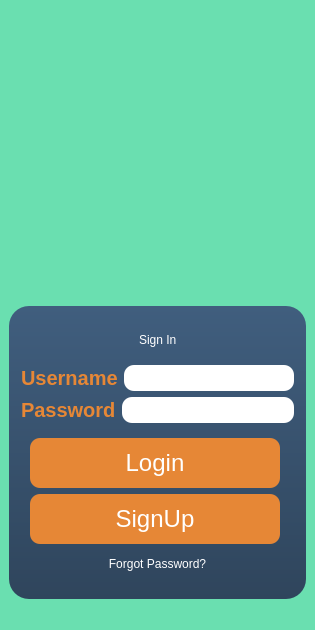
Old version of the form mainwindow.ui in the repository bikraj2/MITRA_FINAL.
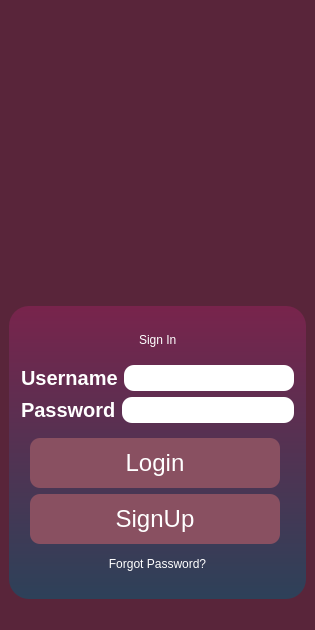
New version of the form. Icons and pictures are not drawn.

Diff of the .ui file:
```diff
--- a/mainwindow.ui
+++ b/mainwindow.ui
@@ -26,7 +26,7 @@
    <string>MainWindow</string>
   </property>
   <property name="styleSheet">
-   <string notr="true">background-color:  #6adfb0</string>
+   <string notr="true">background-color:  #59253A;</string>
   </property>
   <widget class="QWidget" name="centralwidget">
    <layout class="QVBoxLayout" name="verticalLayout">
@@ -36,8 +36,8 @@
        <bool>false</bool>
       </property>
       <property name="styleSheet">
-       <string notr="true"> font: bold 100px &quot;Sherif&quot;; color:#2F455C;
-image:url(:/icon/icon/logo.png);
+       <string notr="true"> font: bold 100px &quot;Sherif&quot;; 
+image:url(:/icon/icon/MITRA (1).png);
 background:none;</string>
       </property>
       <property name="text">
@@ -50,7 +50,7 @@
       <property name="styleSheet">
        <string notr="true">border-radius:20px;margin-top: 1ex;
 font: bold 16pt &quot;Sherif&quot;;
-background-color: qlineargradient(spread:pad, x1:1, y1:1, x2:1, y2:0, stop:0 #2f455c, stop:1 #405E7E);
+background-color: qlineargradient(spread:pad, x1:1, y1:1, x2:1, y2:0, stop:0 #2D4159, stop:1 #78244C);
 color:rgb(255, 255, 255);</string>
       </property>
       <property name="title">
@@ -118,7 +118,7 @@
             <widget class="QLabel" name="label_3">
              <property name="styleSheet">
               <string notr="true">border:0;
-color:#e68736;
+color:#FFF;
 font: bold 15pt ;background:none;</string>
              </property>
              <property name="text">
@@ -141,7 +141,7 @@
             <widget class="QLabel" name="name_8">
              <property name="styleSheet">
               <string notr="true">border:0;
-color:#e68736;
+color:#FFF;
 font: bold 15pt ;background:none;</string>
              </property>
              <property name="text">
@@ -193,7 +193,7 @@
              </size>
             </property>
             <property name="styleSheet">
-             <string notr="true">	background-color:#e68736;
+             <string notr="true">	background-color:#895061;
 	border-radius: 10px;
 	padding:5;
 	font: 18pt ;
@@ -220,7 +220,7 @@
              </size>
             </property>
             <property name="styleSheet">
-             <string notr="true">	background-color:#e68736;
+             <string notr="true">	background-color:#895061;
 	border-radius: 10px;
 	padding:5;
 	font: 18pt ;
```
Left out of the diff: 2 changed lines with no effect on the pictures.
